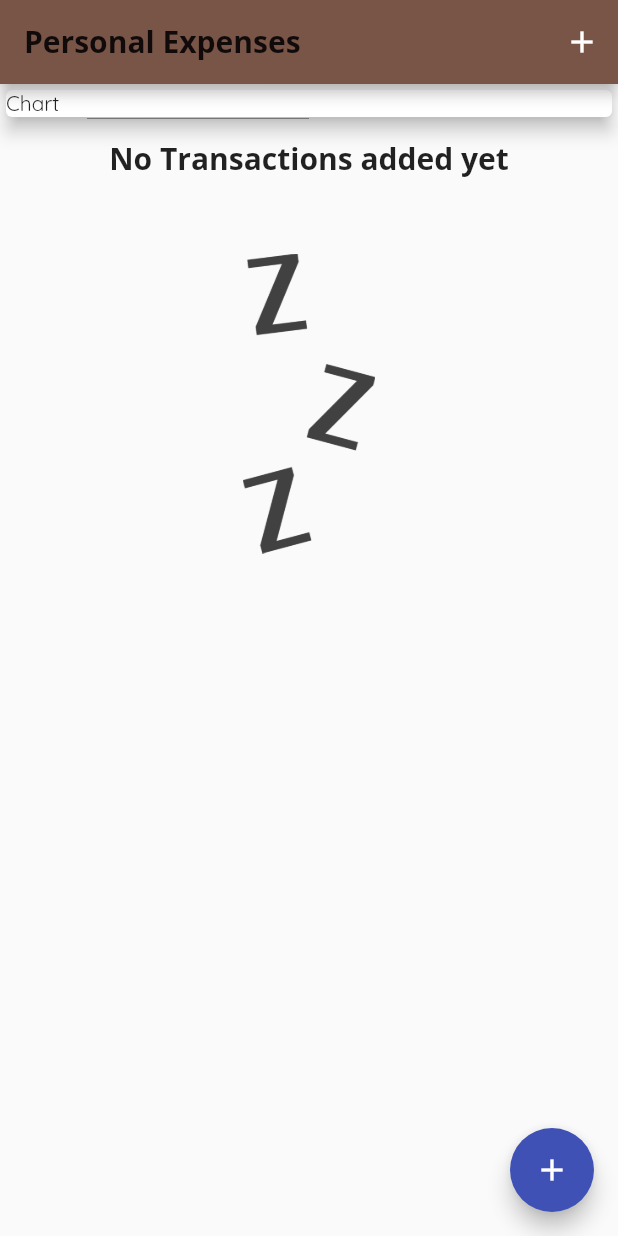
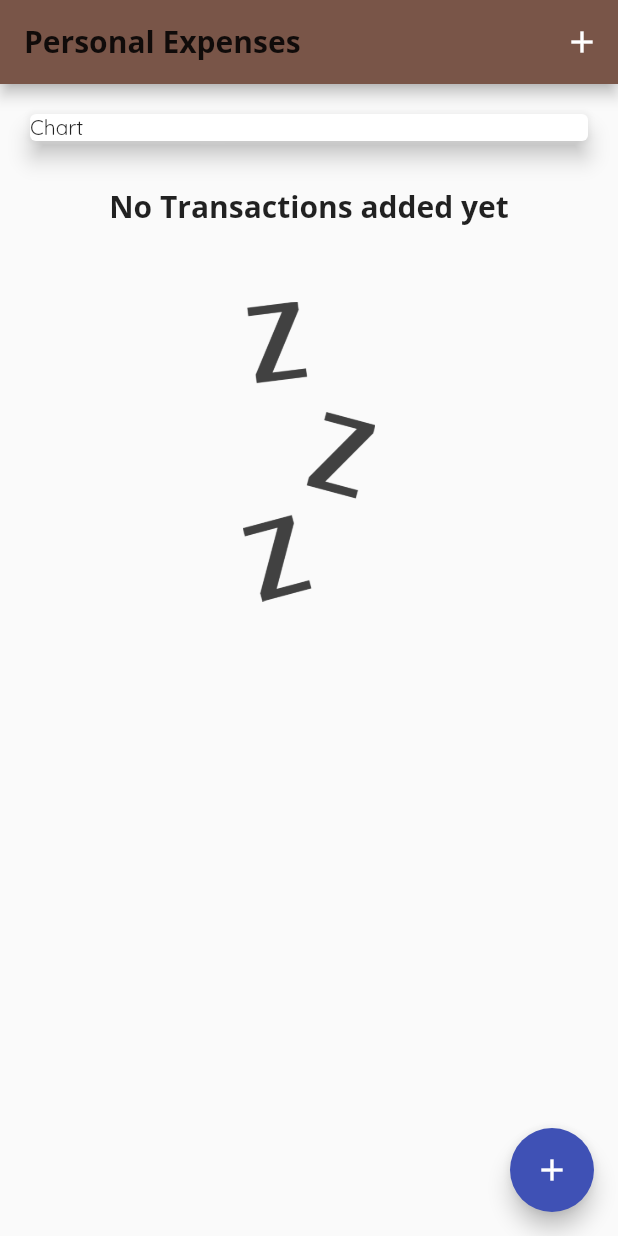
Before and after one commit to MFahadUmer/expense-manager, a Flutter app: the screen it shows after launch, on a phone screen of 412 x 824 dp. Run offline on Flutter 3.47's test engine with Material 2 defaults, Android fonts, the phone set to English and light mode, and no system bars.

Commit message:
Adds Chart Widget

```diff
--- a/lib/main.dart
+++ b/lib/main.dart
@@ -1,3 +1,4 @@
+import 'package:expense_manager/widget/chart.dart';
 import 'package:flutter/material.dart';
 
 import './widget/transaction_list.dart';
@@ -80,13 +81,7 @@ class _HomePageState extends State<HomePage> {
             mainAxisAlignment: MainAxisAlignment.start,
             crossAxisAlignment: CrossAxisAlignment.stretch,
             children: [
-              Container(
-                width: double.infinity,
-                child: Card(
-                  child: Text('Chart'),
-                  elevation: 5,
-                ),
-              ),
+              chart(),
               TransactionList(_userTranasction),
             ],
           ),
--- /dev/null
+++ b/lib/widget/chart.dart
@@ -0,0 +1,12 @@
+import 'package:flutter/material.dart';
+
+class chart extends StatelessWidget {
+  @override
+  Widget build(BuildContext context) {
+    return Card(
+      margin: EdgeInsets.all(20),
+      elevation: 6,
+      child: Text('Chart'),
+    );
+  }
+}
```
